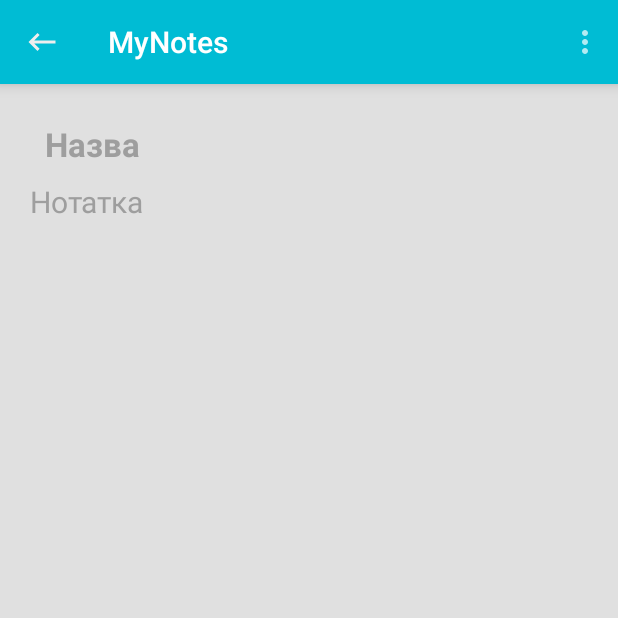
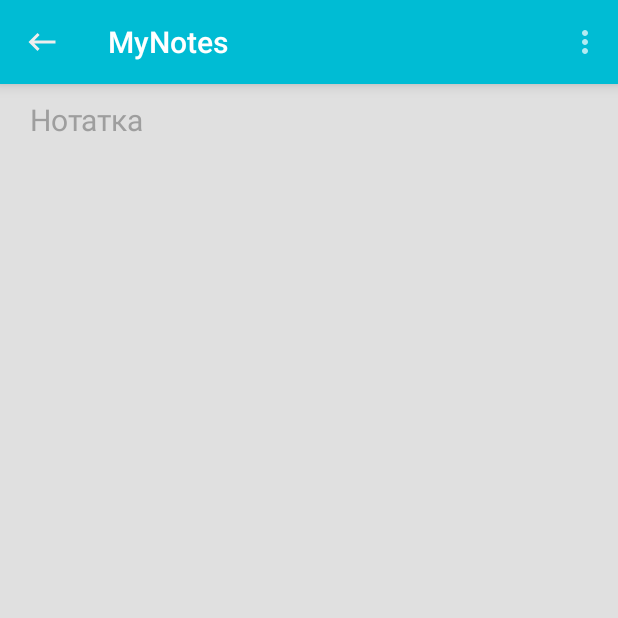
Before and after one commit to XBICT/-MyNotes, an Android app: the screen it shows after launch (NewNoteActivity), after a tap on "cюди", on a phone screen of 412 x 824 dp, the top half of it. Run offline under Robolectric (Android 15) with nearby library versions, the phone set to English and light mode, and no system bars; libraries missing offline, so code that uses them is left out: com.mikepenz.fontawesome_typeface_library, com.mikepenz.google_material_typeface_library, com.mikepenz.materialdrawer; 2 statements that could not run were skipped.

Commit message:
-table_view(main) changer cardView(delete,edit,title) settings(dialogs)

```diff
--- a/app/src/main/AndroidManifest.xml
+++ b/app/src/main/AndroidManifest.xml
@@ -4,7 +4,7 @@
 
     <application
         android:allowBackup="true"
-        android:icon="@mipmap/ic_launcher"
+        android:icon="@drawable/flat_geo_logo_small"
         android:label="@string/app_name"
         android:theme="@style/AppDefault" >
         <activity
--- a/app/src/main/java/com/prosto/mynotes/MainActivity.java
+++ b/app/src/main/java/com/prosto/mynotes/MainActivity.java
@@ -51,7 +51,6 @@ public class MainActivity extends AppCompatActivity {
     public Intent intent;
     public Toolbar toolbar;
     public TextView noteText;
-    public TextView noteTitle;
     public CardView cardView;
 
      //CardView
@@ -68,8 +67,8 @@ public class MainActivity extends AppCompatActivity {
     protected void onCreate(Bundle savedInstanceState) {
         setTheme(R.style.AppDefault);
         super.onCreate(savedInstanceState);
-        if(isTablet())setContentView(LAYOUT_TABLET);
-        else setContentView(LAYOUT);
+        setContentView(LAYOUT);
+
 
         toolbar = (Toolbar) findViewById(R.id.toolbar);
         cardView = (CardView)findViewById(R.id.card_view);
@@ -81,9 +80,7 @@ public class MainActivity extends AppCompatActivity {
         mRecyclerView.setLayoutManager(mLayoutManager);
 
         noteText = (TextView)findViewById(R.id.noteText);
-        noteTitle = (TextView)findViewById(R.id.noteTitle);
         noteText.setText(getIntent().getStringExtra("note"));
-        noteTitle.setText(getIntent().getStringExtra("title"));
 
         readFromFile();
         initList();
@@ -101,9 +98,8 @@ public class MainActivity extends AppCompatActivity {
             float screenHeight = dm.heightPixels / dm.ydpi;
             double size = Math.sqrt(Math.pow(screenWidth, 2) +
                     Math.pow(screenHeight, 2));
-            // Tablet devices should have a screen size greater than 6 inches
-            if(size>=7)return true;
-            else return false;
+            if(size>=7){return true;}
+            else{ return false;}
         } catch(Throwable t) {
 
             return false;
@@ -130,18 +126,6 @@ public class MainActivity extends AppCompatActivity {
         String line;
 
         try {
-            inputStream = openFileInput(PATH_TITLES);
-            bufferedReader = new BufferedReader(new InputStreamReader(inputStream));
-            while ((line = bufferedReader.readLine()) != null) {
-                if (!line.equals("")) {
-                    arrayTitlesList.add(line);
-                }
-            }inputStream.close();
-        } catch (IOException e) {
-            e.printStackTrace();
-        }
-
-        try {
             inputStream = openFileInput(PATH);
             bufferedReader = new BufferedReader(new InputStreamReader(inputStream));
             while ((line = bufferedReader.readLine()) != null) {
@@ -155,27 +139,12 @@ public class MainActivity extends AppCompatActivity {
     }
     public void addNote() {
         if(!noteText.getText().equals("")){
-            arrayTitlesList.add(noteTitle.getText().toString());
             arrayNotesList.add(noteText.getText().toString());
             writeToFile();
             initList();
         }
     }
     private void writeToFile() {
-        try {
-            outputStream = openFileOutput(PATH_TITLES, Context.MODE_PRIVATE);
-            outputStream.write("".getBytes());
-            outputStream.close();
-
-            outputStream = openFileOutput(PATH_TITLES, Context.MODE_APPEND);
-            for (int i = 0; i<arrayNotesList.size();i++){
-                outputStream.write(arrayTitlesList.get(i).getBytes());
-                outputStream.write(("\n").getBytes());
-            }
-            outputStream.close();
-        } catch (IOException e) {
-            e.printStackTrace();
-        }
         try {
             outputStream = openFileOutput(PATH, Context.MODE_PRIVATE);
             outputStream.write("".getBytes());
@@ -197,33 +166,12 @@ public class MainActivity extends AppCompatActivity {
         mRecyclerView.setAdapter(mAdapter);
     }
 
-    @Override
-    protected void onResume() {
-        super.onResume();
-        ((MyRecyclerViewAdapter) mAdapter).setOnItemClickListener(new MyRecyclerViewAdapter
-                .MyClickListener() {
-            @Override
-            public void onItemClick(int position, View v) {
-                Log.i(LOG_TAG, " Clicked on Item " + position);
-                Intent intent = new Intent(MainActivity.this, NewNoteActivity.class);
-                noteText.setText(arrayNotesList.get(position));
-                noteTitle.setText(arrayTitlesList.get(position));
-                intent.putExtra("note", noteText.getText().toString());
-                intent.putExtra("title", noteTitle.getText().toString());
-                startActivity(intent);
-                arrayTitlesList.remove(position);
-                arrayNotesList.remove(position);
-                writeToFile();
-            }
-        });
-    }
 
     private ArrayList<DataObject> getDataSet() {
-        ArrayList results = new ArrayList<DataObject>();
+        ArrayList results = new ArrayList<>();
         if(arrayNotesList.size()!=0){
         for (int index = 0; index < arrayNotesList.size(); index++) {
-            DataObject obj = new DataObject(arrayTitlesList.get(index),
-                    arrayNotesList.get(index));
+            DataObject obj = new DataObject(arrayNotesList.get(index),"");
             results.add(index, obj);
         }}
         return results;
@@ -254,6 +202,24 @@ public class MainActivity extends AppCompatActivity {
         } catch (IOException e) {
             e.printStackTrace();
         }
+    }
+
+    @Override
+    protected void onResume() {
+        super.onResume();
+        ((MyRecyclerViewAdapter) mAdapter).setOnItemClickListener(new MyRecyclerViewAdapter
+                .MyClickListener() {
+            @Override
+            public void onItemClick(int position, View v) {
+                Log.i(LOG_TAG, " Clicked on Item " + position);
+                Intent intent = new Intent(MainActivity.this, NewNoteActivity.class);
+                noteText.setText(arrayNotesList.get(position));
+                intent.putExtra("note", noteText.getText().toString());
+                startActivity(intent);
+                arrayNotesList.remove(position);
+                writeToFile();
+            }
+        });
     }
 
     //toolbar
--- a/app/src/main/java/com/prosto/mynotes/NewNoteActivity.java
+++ b/app/src/main/java/com/prosto/mynotes/NewNoteActivity.java
@@ -16,7 +16,6 @@ public class NewNoteActivity extends AppCompatActivity {
 
     public Toolbar toolbar;
     private EditText noteText;
-    private EditText noteTitle;
 
     @Override
     protected void onCreate(Bundle savedInstanceState) {
@@ -26,9 +25,8 @@ public class NewNoteActivity extends AppCompatActivity {
         toolbar = (Toolbar) findViewById(R.id.toolbar);
 
         noteText = (EditText) findViewById(R.id.noteText);
-        noteTitle = (EditText) findViewById(R.id.noteTitle);
         noteText.setText(getIntent().getStringExtra("note"));
-        noteTitle.setText(getIntent().getStringExtra("title"));
+
 
         noteActivate();
         initToolbar();
@@ -49,7 +47,7 @@ public class NewNoteActivity extends AppCompatActivity {
     public void onclick(View v) {
                 Intent intent = new Intent(NewNoteActivity.this, MainActivity.class);
                 intent.putExtra("note", noteText.getText().toString());
-                intent.putExtra("title", noteTitle.getText().toString());
+
                 startActivity(intent);
     }
 
--- a/app/src/main/res/layout/new_note_layout.xml
+++ b/app/src/main/res/layout/new_note_layout.xml
@@ -8,29 +8,12 @@
 
 <include android:id="@+id/toolbar"
     layout="@layout/toolbar"/>
-    <EditText
-        android:layout_below="@+id/toolbar"
-        android:id="@+id/noteTitle"
-        android:inputType="textCapWords"
-        android:layout_width="match_parent"
-        android:layout_height="wrap_content"
-        android:layout_marginTop="15dp"
-        android:layout_marginLeft="30sp"
-        android:textColor="@color/material_grey_500"
-        android:textSize="22sp"
-        android:textStyle="bold"
-        android:textAppearance="?android:attr/textAppearanceLarge"
-        android:textColorHint="@color/material_grey_500"
-        android:background="@color/BGNgoodle"
-        android:hint="@string/noteTitleHint" />
 
     <EditText android:id="@+id/noteText"
-        android:layout_below="@+id/noteTitle"
-        android:inputType="textCapWords"
+        android:layout_below="@+id/toolbar"
         android:selectAllOnFocus="true"
         android:layout_width="match_parent"
         android:layout_height="wrap_content"
-        android:layout_marginTop="10dp"
         android:textColorHint="@color/material_grey_500"
         android:layout_marginLeft="20sp"
         android:enabled="true"
```
Also changed, not shown: app/src/main/res/drawable/flat_geo_logo_small.png (added).
